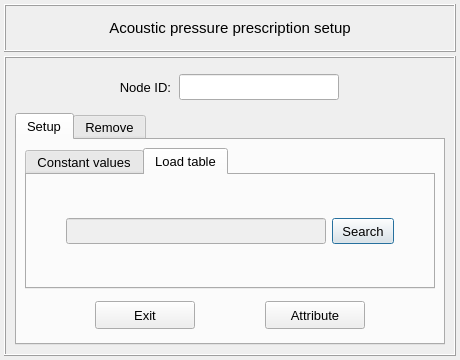
Before: the Qt Designer form pulse/interface/data/ui_files/model/setup/acoustic/acoustic_pressure_input.ui in open-pulse/OpenPulse, drawn with Qt 5.
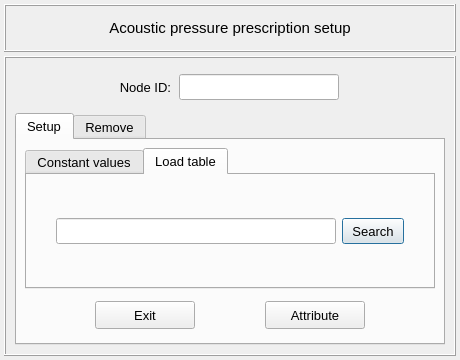
After: the same form once the commit is applied. The open tabs and pages were chosen to show the change.

Commit message: Update some acoustic-related ui files

Diff of the .ui file:
```diff
--- a/pulse/interface/data/ui_files/model/setup/acoustic/acoustic_pressure_input.ui
+++ b/pulse/interface/data/ui_files/model/setup/acoustic/acoustic_pressure_input.ui
@@ -623,17 +623,17 @@
                  <item row="0" column="1">
                   <widget class="QLineEdit" name="lineEdit_table_path">
                    <property name="enabled">
-                    <bool>false</bool>
+                    <bool>true</bool>
                    </property>
                    <property name="minimumSize">
                     <size>
-                     <width>260</width>
+                     <width>280</width>
                      <height>26</height>
                     </size>
                    </property>
                    <property name="maximumSize">
                     <size>
-                     <width>260</width>
+                     <width>280</width>
                      <height>26</height>
                     </size>
                    </property>
@@ -649,6 +649,9 @@
                    <property name="alignment">
                     <set>Qt::AlignmentFlag::AlignCenter</set>
                    </property>
+                   <property name="clearButtonEnabled">
+                    <bool>true</bool>
+                   </property>
                   </widget>
                  </item>
                  <item row="0" column="0">
```
The commit also changes 6 other files.
